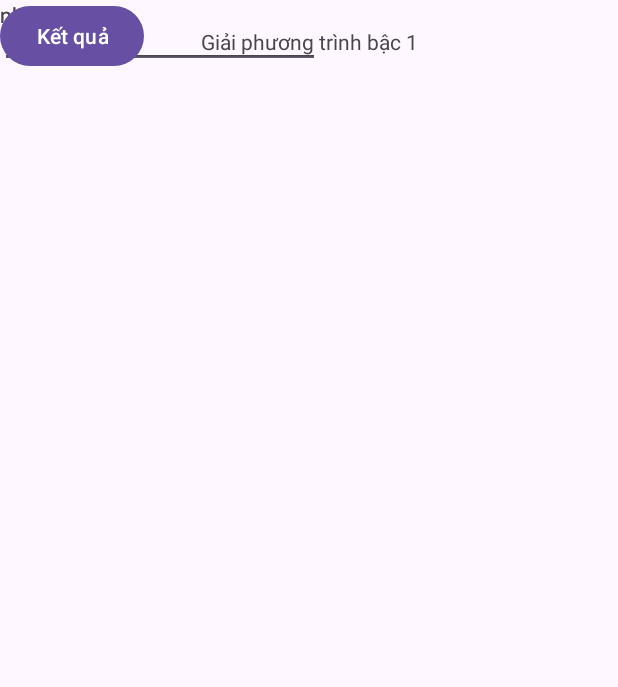
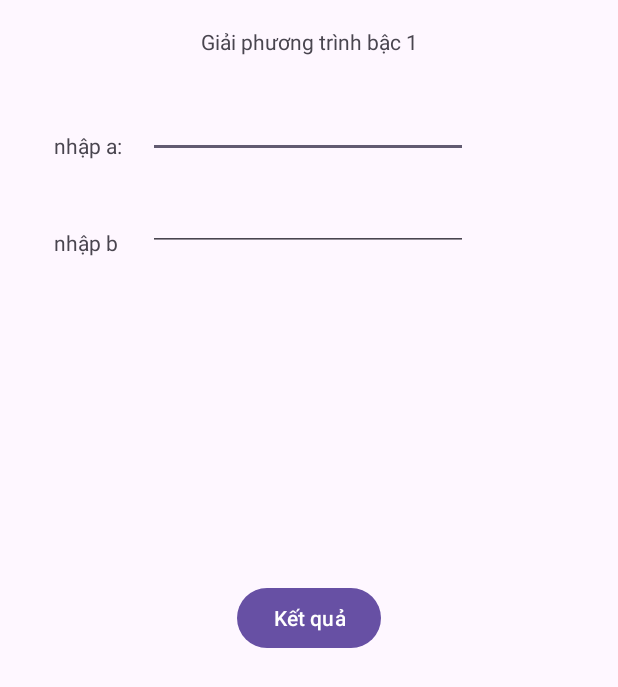
Before and after one commit to Monmunmun/CSE441_PRACTICE, an Android app: the screen it shows after launch (MainActivity), on a phone screen of 412 x 824 dp. Shown: the top 687 px of the screen. Run offline under Robolectric (Android 15) with nearby library versions, the phone set to English and light mode, and no system bars.

Commit message:
FIX ex07_2

```diff
--- a/Ex07/EX07_2/app/src/main/res/layout/activity_main.xml
+++ b/Ex07/EX07_2/app/src/main/res/layout/activity_main.xml
@@ -24,8 +24,12 @@
         android:layout_height="wrap_content"
         android:ems="10"
         android:inputType="text"
-        tools:layout_editor_absoluteX="101dp"
-        tools:layout_editor_absoluteY="44dp" />
+        app:layout_constraintBottom_toBottomOf="parent"
+        app:layout_constraintEnd_toEndOf="parent"
+        app:layout_constraintHorizontal_bias="0.497"
+        app:layout_constraintStart_toStartOf="parent"
+        app:layout_constraintTop_toTopOf="@+id/txt_mainactivity"
+        app:layout_constraintVertical_bias="0.055" />
 
     <EditText
         android:id="@+id/edtb"
@@ -33,32 +37,46 @@
         android:layout_height="wrap_content"
         android:ems="10"
         android:inputType="text"
-        tools:layout_editor_absoluteX="100dp"
-        tools:layout_editor_absoluteY="121dp" />
+        app:layout_constraintBottom_toBottomOf="parent"
+        app:layout_constraintEnd_toEndOf="parent"
+        app:layout_constraintHorizontal_bias="0.497"
+        app:layout_constraintStart_toStartOf="parent"
+        app:layout_constraintTop_toTopOf="parent"
+        app:layout_constraintVertical_bias="0.157" />
 
     <TextView
         android:id="@+id/txt_main1"
-        android:layout_width="wrap_content"
-        android:layout_height="wrap_content"
+        android:layout_width="52dp"
+        android:layout_height="20dp"
         android:text="nhập a:"
-        tools:layout_editor_absoluteX="13dp"
-        tools:layout_editor_absoluteY="70dp" />
+        app:layout_constraintBottom_toBottomOf="parent"
+        app:layout_constraintEnd_toStartOf="@+id/edta"
+        app:layout_constraintHorizontal_bias="0.77"
+        app:layout_constraintStart_toStartOf="parent"
+        app:layout_constraintTop_toTopOf="parent"
+        app:layout_constraintVertical_bias="0.109" />
 
     <TextView
         android:id="@+id/txt_main2"
         android:layout_width="wrap_content"
         android:layout_height="wrap_content"
         android:text="nhập b"
-        tools:layout_editor_absoluteX="13dp"
-        tools:layout_editor_absoluteY="147dp" />
+        app:layout_constraintBottom_toBottomOf="parent"
+        app:layout_constraintEnd_toStartOf="@+id/edtb"
+        app:layout_constraintHorizontal_bias="0.644"
+        app:layout_constraintStart_toStartOf="parent"
+        app:layout_constraintTop_toTopOf="parent"
+        app:layout_constraintVertical_bias="0.189" />
 
     <Button
         android:id="@+id/btnkq"
         android:layout_width="wrap_content"
         android:layout_height="wrap_content"
         android:text="Kết quả"
-        tools:layout_editor_absoluteX="147dp"
-        tools:layout_editor_absoluteY="194dp" />
+        app:layout_constraintBottom_toBottomOf="parent"
+        app:layout_constraintEnd_toEndOf="parent"
+        app:layout_constraintStart_toStartOf="parent"
+        app:layout_constraintTop_toTopOf="parent" />
 
 
 </androidx.constraintlayout.widget.ConstraintLayout>
--- a/Ex07/EX07_2/app/src/main/res/layout/activity_result.xml
+++ b/Ex07/EX07_2/app/src/main/res/layout/activity_result.xml
@@ -14,15 +14,17 @@
         android:text="Kết quả giải phương trình bậc 1"
         app:layout_constraintEnd_toEndOf="parent"
         app:layout_constraintStart_toStartOf="parent"
-        tools:layout_editor_absoluteY="10dp" />
+        app:layout_constraintTop_toTopOf="parent" />
 
     <Button
         android:id="@+id/btnback"
         android:layout_width="wrap_content"
         android:layout_height="wrap_content"
         android:text="Back"
-        tools:layout_editor_absoluteX="158dp"
-        tools:layout_editor_absoluteY="221dp" />
+        app:layout_constraintBottom_toBottomOf="parent"
+        app:layout_constraintEnd_toEndOf="parent"
+        app:layout_constraintStart_toStartOf="parent"
+        app:layout_constraintTop_toBottomOf="@+id/edtkq" />
 
     <EditText
         android:id="@+id/edtkq"
@@ -32,5 +34,5 @@
         android:inputType="text"
         app:layout_constraintEnd_toEndOf="parent"
         app:layout_constraintStart_toStartOf="parent"
-        tools:layout_editor_absoluteY="67dp" />
+        app:layout_constraintTop_toBottomOf="@+id/txt_resultactivity" />
 </androidx.constraintlayout.widget.ConstraintLayout>
```
